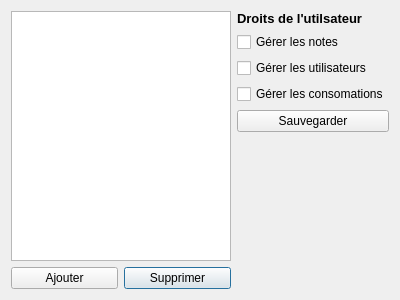
First picture: the form in application/ui/usermanagment.ui, repository nils-van-zuijlen/Enibar, before the edit.
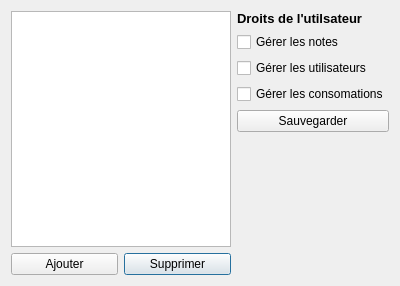
Second picture: the form after the edit. Custom widgets are drawn as their Qt base class.

Commit message: Fixes #68 User selction now works fine

```diff
--- a/application/ui/usermanagment.ui
+++ b/application/ui/usermanagment.ui
@@ -7,7 +7,7 @@
     <x>0</x>
     <y>0</y>
     <width>400</width>
-    <height>300</height>
+    <height>286</height>
    </rect>
   </property>
   <property name="windowTitle">
@@ -84,7 +84,7 @@
  <customwidgets>
   <customwidget>
    <class>UserList</class>
-   <extends>QListView</extends>
+   <extends>QListWidget</extends>
    <header>gui/usermanagment</header>
   </customwidget>
  </customwidgets>
```
Left out of the diff: 22 changed lines with no effect on the pictures. The commit also changes 1 other file.
